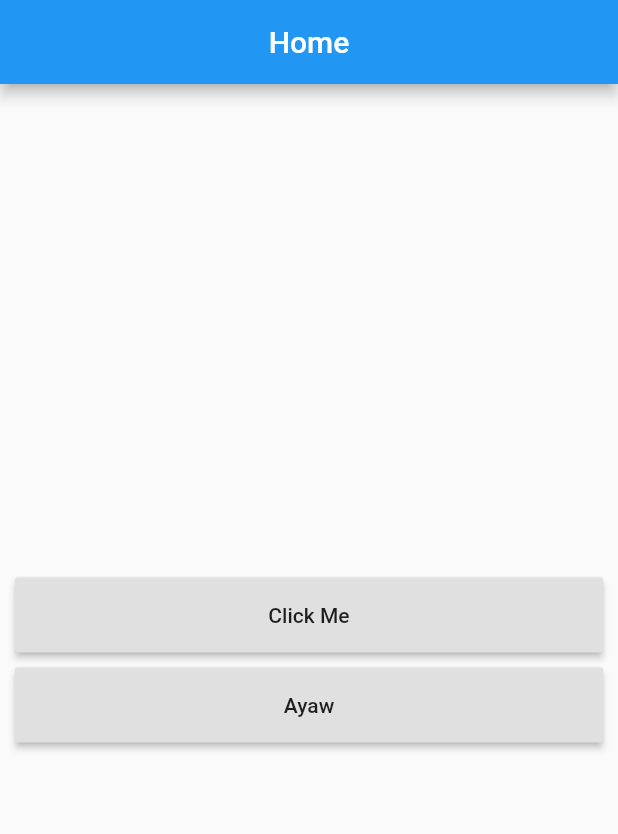
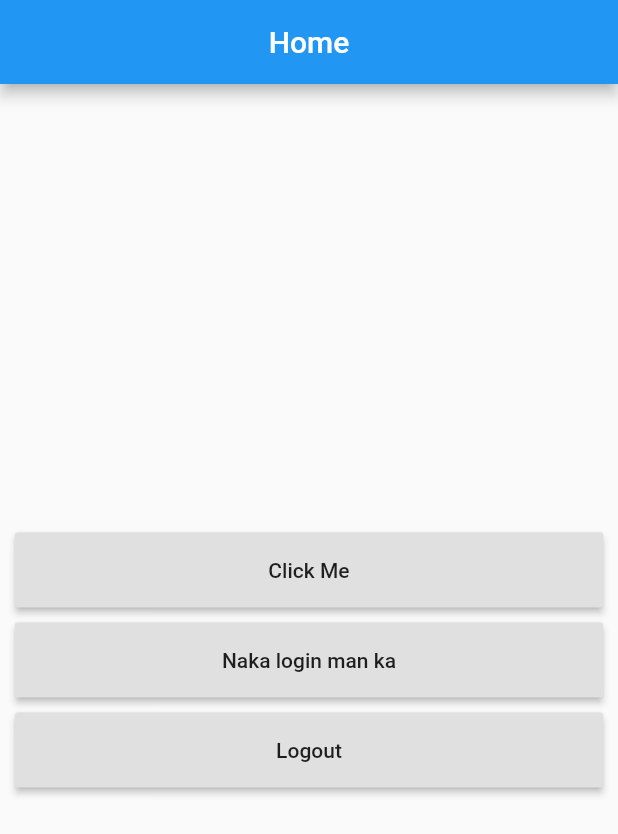
Before and after one commit to carlomigueldy/laradart-alpha, a Flutter app: the screen it shows after launch, after a tap on "Click Me", on a phone screen of 412 x 824 dp. Shown: the top 834 px of the screen. Run offline on Flutter 3.47's test engine with Material 2 defaults, Android fonts, the phone set to English and light mode, and no system bars; our stand-ins replace dio, shared_preferences; accounts and stored records are empty; network calls fail.

Commit message:
can now login and logout

```diff
--- a/lib/providers/auth_provider.dart
+++ b/lib/providers/auth_provider.dart
@@ -4,7 +4,7 @@ import 'package:dio/dio.dart';
 import 'package:flutter/foundation.dart';
 import 'package:shared_preferences/shared_preferences.dart';
 
-class AuthProvider extends ChangeNotifier {
+class AuthProvider with ChangeNotifier {
   static Dio _dio;
 
   final Future<SharedPreferences> _prefs = SharedPreferences.getInstance();
@@ -27,7 +27,7 @@ class AuthProvider extends ChangeNotifier {
   }
 
   /// Checks if user is logged
-  get loggedIn => _token.isNotEmpty;
+  get loggedIn => _token != null ? true : false;
 
   setUser(user) {
     this._user = AuthenticatedUser.fromJson(user);
@@ -43,6 +43,17 @@ class AuthProvider extends ChangeNotifier {
 
       setToken(response.data['access_token']);
 
+      return response;
+    } on DioError catch (error) {
+      print(error);
+    }
+  }
+
+  Future logout() async {
+    try {
+      Response response = await _dio.get('${Config.baseUrl}/api/auth/logout',
+          options: Options(headers: {"Authorization": "Bearer $_token"}));
+      deleteToken();
       return response;
     } on DioError catch (error) {
       print(error);
--- a/lib/screens/home_screen.dart
+++ b/lib/screens/home_screen.dart
@@ -1,5 +1,4 @@
 import 'package:daycare_flutter/providers/auth_provider.dart';
-import 'package:daycare_flutter/services/auth_service.dart';
 import 'package:dio/dio.dart';
 import 'package:flutter/material.dart';
 import 'package:provider/provider.dart';
@@ -25,17 +24,57 @@ class HomeScreen extends StatelessWidget {
               SizedBox(
                 height: 10.0,
               ),
-              Container(
-                height: 50,
-                child: RaisedButton(
-                  onPressed: () => print('ayaw lagi'),
-                  child: Text(
-                      authProvider.loggedIn ? 'Naka login man ka' : 'Ayaw'),
-                ),
-              )
+              PrintButton(authProvider: authProvider),
+              SizedBox(
+                height: 10.0,
+              ),
+              LogoutButton(authProvider: authProvider)
             ],
           ),
         )));
+  }
+}
+
+class LogoutButton extends StatelessWidget {
+  const LogoutButton({
+    Key key,
+    @required this.authProvider,
+  }) : super(key: key);
+
+  final AuthProvider authProvider;
+
+  @override
+  Widget build(BuildContext context) {
+    return Container(
+      height: 50,
+      child: RaisedButton(
+        onPressed: () async {
+          Response response = await authProvider.logout();
+          print(response);
+        },
+        child: Text('Logout'),
+      ),
+    );
+  }
+}
+
+class PrintButton extends StatelessWidget {
+  const PrintButton({
+    Key key,
+    @required this.authProvider,
+  }) : super(key: key);
+
+  final AuthProvider authProvider;
+
+  @override
+  Widget build(BuildContext context) {
+    return Container(
+      height: 50,
+      child: RaisedButton(
+        onPressed: () => print('ayaw lagi'),
+        child: Text(authProvider.loggedIn ? 'Naka login man ka' : 'Ayaw'),
+      ),
+    );
   }
 }
 
```
